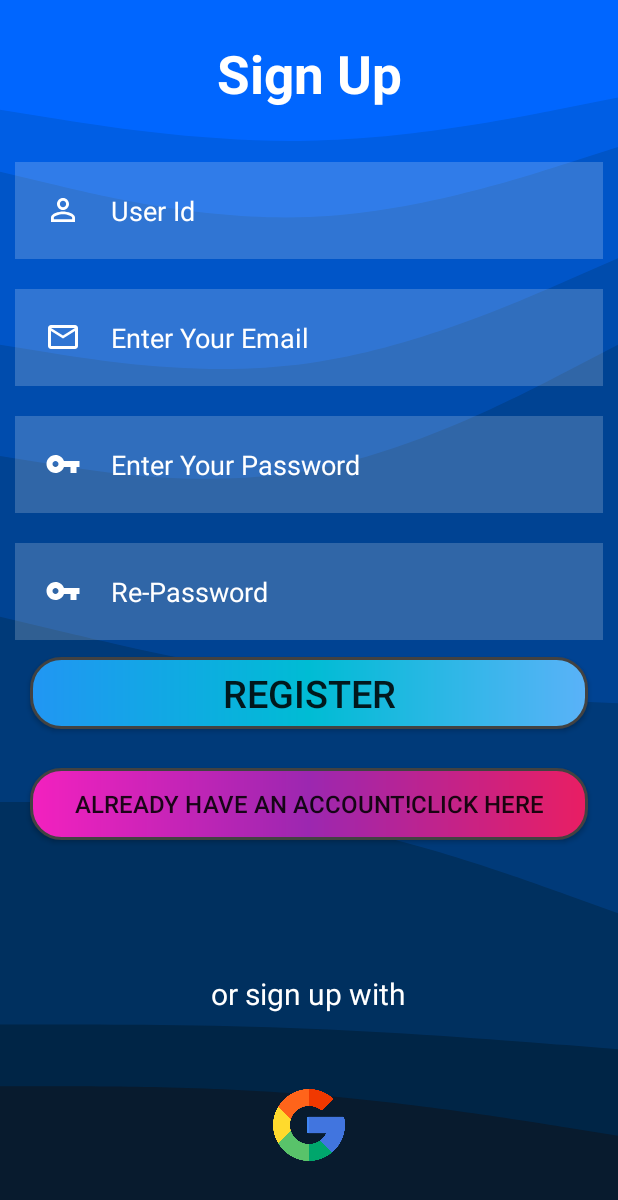
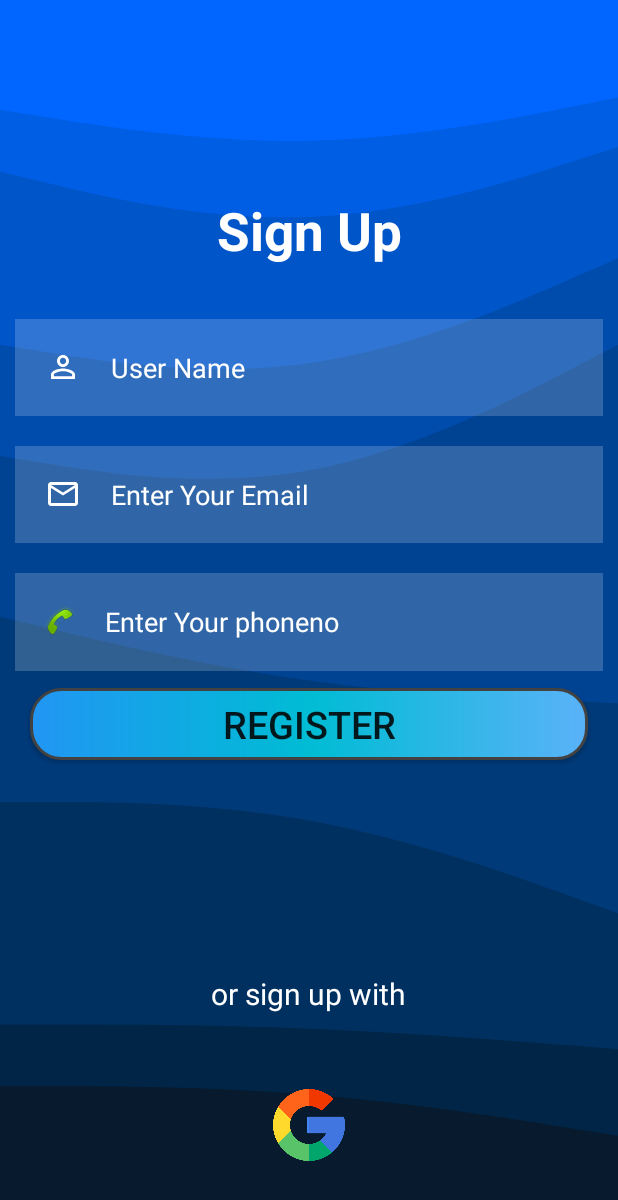
Before and after one commit to Baisalya/LetsTalks, an Android app: the screen it shows after launch (SignupActivity), after a tap on "REGISTER", on a phone screen of 412 x 824 dp. Shown: the top 1200 px of the screen. Run offline under Robolectric (Android 15) with nearby library versions, the phone set to English and light mode, and no system bars.

Commit message:
registarion validation complete hard code

```diff
--- a/app/src/main/java/com/passonatetech/letstalks/SignupActivity.java
+++ b/app/src/main/java/com/passonatetech/letstalks/SignupActivity.java
@@ -5,6 +5,7 @@ import android.os.Bundle;
 import android.os.PersistableBundle;
 import android.view.View;
 import android.widget.Button;
+import android.widget.EditText;
 import android.widget.Toast;
 
 import androidx.annotation.Nullable;
@@ -12,24 +13,38 @@ import androidx.appcompat.app.AppCompatActivity;
 
 public class SignupActivity extends AppCompatActivity {
     private Button btn,signupbtn;
+    private EditText name,mobile,email;
     @Override
     public void onCreate( Bundle savedInstanceState) {
         super.onCreate(savedInstanceState);
         setContentView(R.layout.signup_activity);
-        signupbtn=findViewById(R.id.singupbtn);
-         btn=findViewById(R.id.tosignup);
-         btn.setOnClickListener(new View.OnClickListener() {
+
+       //  btn=findViewById(R.id.tosignup);
+         // go to login page action
+/*         btn.setOnClickListener(new View.OnClickListener() {
              @Override
              public void onClick(View view) {
                  Intent intent=new Intent(SignupActivity.this,MainActivity.class);
                  startActivity(intent);
 
              }
-         });
+         });*/
+            name=findViewById(R.id.username);
+            mobile=findViewById(R.id.phoneno);
+            email=findViewById(R.id.email);
+            signupbtn=findViewById(R.id.singupbtn);
+         //signup button action
          signupbtn.setOnClickListener(new View.OnClickListener() {
              @Override
              public void onClick(View view) {
-                 Toast.makeText(getApplicationContext(),"Signup Sucess",Toast.LENGTH_SHORT).show();
+                 final String nameTxt=name.getText().toString();
+                 final String mobileTxt=mobile.getText().toString();
+                 final String emailTxt=email.getText().toString();
+                 if(nameTxt.isEmpty() || mobileTxt.isEmpty()|| emailTxt.isEmpty()){
+                     Toast.makeText(SignupActivity.this, "All Filed Required to Filed", Toast.LENGTH_SHORT).show();
+                 }else {
+                     Toast.makeText(getApplicationContext(), "Signup Sucess", Toast.LENGTH_SHORT).show();
+                 }
              }
          });
     }
--- a/app/src/main/res/layout/activity_main.xml
+++ b/app/src/main/res/layout/activity_main.xml
@@ -86,7 +86,7 @@
                 android:id="@+id/password"
                 android:layout_below="@+id/email"
                 android:background="#30ffffff"
-                android:hint="@string/password"
+                android:hint="password"
                 android:textColorHint="@android:color/background_light"
                 android:layout_margin="10dp"
                 android:padding="20dp"
--- a/app/src/main/res/layout/signup_activity.xml
+++ b/app/src/main/res/layout/signup_activity.xml
@@ -5,14 +5,17 @@
     android:layout_height="match_parent"
     tools:ignore="ExtraText"
     android:background="@drawable/ic_wavesignup"
+    android:layout_gravity="center"
+    android:gravity="center"
     >
+
     <TextView
         android:id="@+id/signuptitle"
         android:layout_width="match_parent"
         android:layout_height="wrap_content"
         android:layout_marginStart="25dp"
         android:layout_marginLeft="25dp"
-        android:layout_marginTop="25dp"
+        android:layout_marginTop="130dp"
         android:layout_marginEnd="25dp"
         android:layout_marginRight="25dp"
         android:layout_marginBottom="25dp"
@@ -20,68 +23,66 @@
         android:text="@string/sign_up"
         android:textColor="@android:color/background_light"
         android:textSize="35sp"
-        android:textStyle="bold"/>
+        android:textStyle="bold" />
+
     <EditText
+        android:id="@+id/username"
         android:layout_width="match_parent"
         android:layout_height="wrap_content"
-        android:id="@+id/username"
         android:layout_below="@+id/signuptitle"
+        android:layout_marginStart="10dp"
+        android:layout_marginTop="10dp"
+        android:layout_marginEnd="10dp"
+        android:layout_marginBottom="10dp"
         android:background="#30ffffff"
+        android:drawableStart="@drawable/ic_baseline_person_outline_24"
+        android:drawablePadding="20dp"
         android:hint="@string/user_id"
-        android:textColorHint="@android:color/background_light"
-        android:layout_margin="10dp"
+        android:importantForAutofill="no"
         android:padding="20dp"
-        android:drawableLeft="@drawable/ic_baseline_person_outline_24"
-        android:drawablePadding="20dp"
-        android:importantForAutofill="no" />
+        android:textColorHint="@android:color/background_light" />
+
     <EditText
+        android:id="@+id/email"
         android:layout_width="match_parent"
         android:layout_height="wrap_content"
-        android:id="@+id/email"
         android:layout_below="@+id/username"
+        android:layout_marginStart="10dp"
+        android:layout_marginTop="10dp"
+        android:layout_marginEnd="10dp"
+        android:layout_marginBottom="10dp"
         android:background="#30ffffff"
+        android:drawableStart="@drawable/ic_baseline_mail_outline_24"
+        android:drawablePadding="20dp"
         android:hint="@string/user_email"
-        android:textColorHint="@android:color/background_light"
-        android:layout_margin="10dp"
+        android:inputType="textEmailAddress"
         android:padding="20dp"
-        android:drawableLeft="@drawable/ic_baseline_mail_outline_24"
-        android:drawablePadding="20dp"
-        />
+        android:textColorHint="@android:color/background_light" />
+
     <EditText
+        android:id="@+id/phoneno"
         android:layout_width="match_parent"
         android:layout_height="wrap_content"
-        android:id="@+id/password"
         android:layout_below="@+id/email"
+        android:layout_marginStart="10dp"
+        android:layout_marginTop="10dp"
+        android:layout_marginEnd="10dp"
+        android:layout_marginBottom="10dp"
         android:background="#30ffffff"
-        android:hint="@string/password"
-        android:textColorHint="@android:color/background_light"
-        android:layout_margin="10dp"
+        android:drawableStart="@android:drawable/stat_sys_phone_call"
+        android:drawablePadding="20dp"
+        android:hint="@string/phone"
+        android:inputType="phone"
         android:padding="20dp"
-        android:drawableLeft="@drawable/ic_baseline_vpn_key_24"
-        android:drawablePadding="20dp"
-        android:inputType="textPassword"
-        android:drawableStart="@drawable/ic_baseline_vpn_key_24" />
-    <EditText
-        android:layout_width="match_parent"
-        android:layout_height="wrap_content"
-        android:id="@+id/repassword"
-        android:layout_below="@+id/password"
-        android:background="#30ffffff"
-        android:hint="@string/re_password"
-        android:textColorHint="@android:color/background_light"
-        android:layout_margin="10dp"
-        android:padding="20dp"
-        android:drawableLeft="@drawable/ic_baseline_vpn_key_24"
-        android:drawablePadding="20dp"
-        android:inputType="textPassword"
-        />
+        android:textColorHint="@android:color/background_light" />
+
 
 
     <Button
         android:id="@+id/singupbtn"
         android:layout_width="match_parent"
         android:layout_height="wrap_content"
-        android:layout_below="@+id/repassword"
+        android:layout_below="@+id/phoneno"
         android:layout_centerHorizontal="true"
         android:layout_marginStart="20dp"
         android:layout_marginLeft="20dp"
@@ -93,21 +94,7 @@
         android:text="@string/register"
         android:textSize="25sp" />
 
-    <Button
-        android:id="@+id/tosignup"
-        android:layout_width="match_parent"
-        android:layout_height="wrap_content"
-        android:layout_below="@+id/repassword"
-        android:layout_centerHorizontal="true"
-        android:layout_marginStart="20dp"
-        android:layout_marginLeft="20dp"
-        android:layout_marginTop="75dp"
-        android:layout_marginEnd="20dp"
-        android:layout_marginRight="20dp"
-        android:layout_marginBottom="20dp"
-        android:background="@drawable/btn_style2"
-        android:text="@string/already_have_an_account_click_here"
-        android:textSize="16sp" />
+
 
     <TextView
         android:id="@+id/info"
--- a/app/src/main/res/values/strings.xml
+++ b/app/src/main/res/values/strings.xml
@@ -8,9 +8,9 @@
     <string name="register">REGISTER</string>
     <string name="or_sign_up_with">or sign up with</string>
     <string name="re_password">Re-Password</string>
-    <string name="password">Enter Your Password</string>
+    <string name="phone">Enter Your phoneno</string>
     <string name="user_email">Enter Your Email</string>
-    <string name="user_id">User Id</string>
+    <string name="user_id">User Name</string>
     <string name="sign_up">Sign Up</string>
     <string name="already_have_an_account_click_here">Already Have An Account!Click Here</string>
     <string name="new_user_please_click_here">New user please Click Here</string>
```
